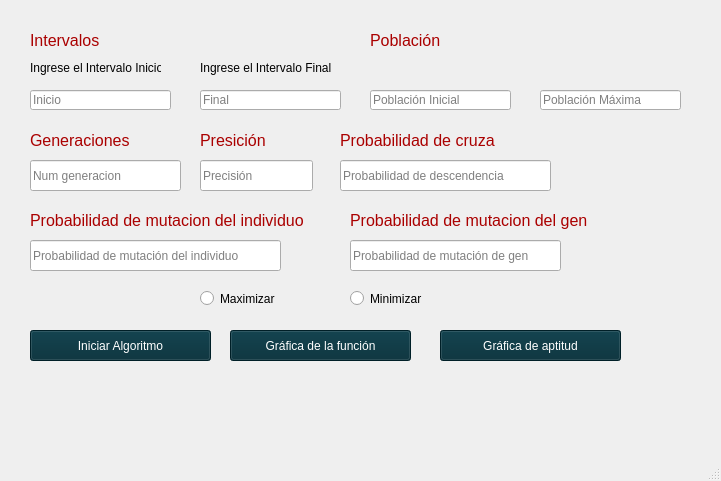
Qt form estilos.ui (AAGS589/AG_canonico) before a commit.
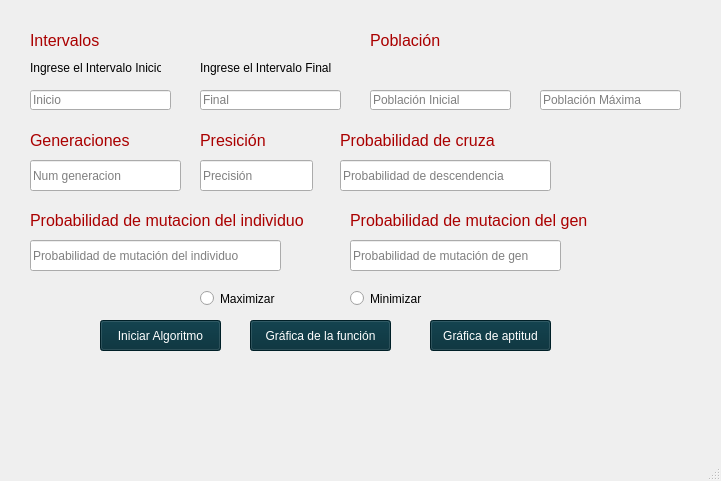
The same form after that commit.

What changed in the file:
```diff
--- a/estilos.ui
+++ b/estilos.ui
@@ -263,9 +263,9 @@
    <widget class="QPushButton" name="btn_iniciarAlgoritmo">
     <property name="geometry">
      <rect>
-      <x>30</x>
-      <y>330</y>
-      <width>181</width>
+      <x>100</x>
+      <y>320</y>
+      <width>121</width>
       <height>31</height>
      </rect>
     </property>
@@ -297,9 +297,9 @@
    <widget class="QPushButton" name="btn_graficar_funcion">
     <property name="geometry">
      <rect>
-      <x>230</x>
-      <y>330</y>
-      <width>181</width>
+      <x>250</x>
+      <y>320</y>
+      <width>141</width>
       <height>31</height>
      </rect>
     </property>
@@ -315,9 +315,9 @@
    <widget class="QPushButton" name="btn_graficar_aptitud">
     <property name="geometry">
      <rect>
-      <x>440</x>
-      <y>330</y>
-      <width>181</width>
+      <x>430</x>
+      <y>320</y>
+      <width>121</width>
       <height>31</height>
      </rect>
     </property>
```
